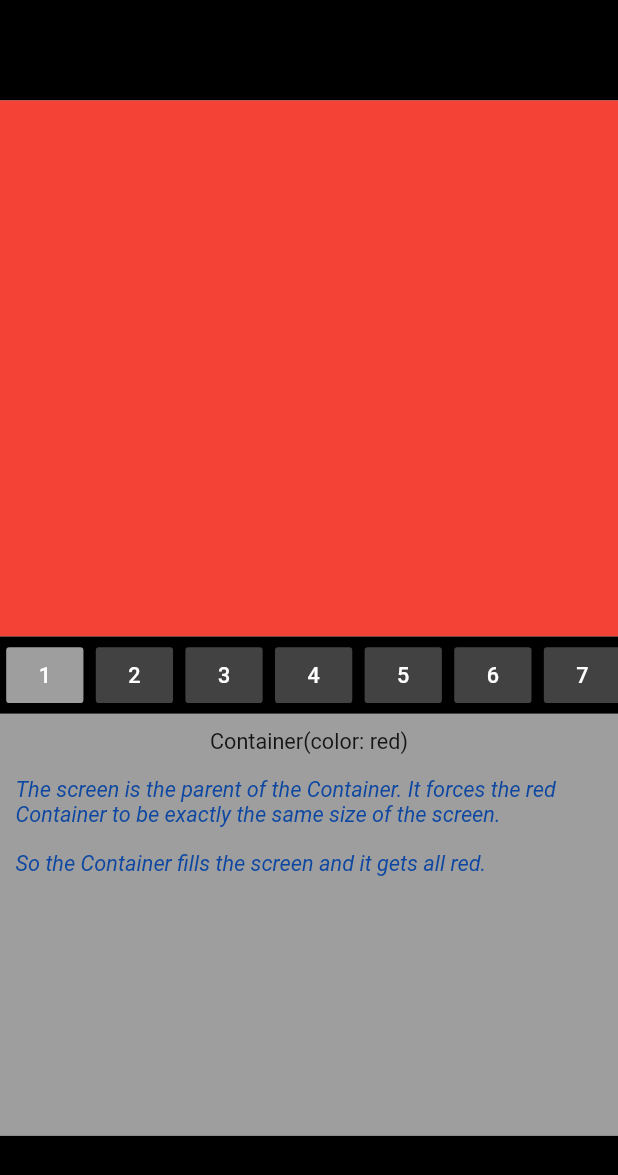
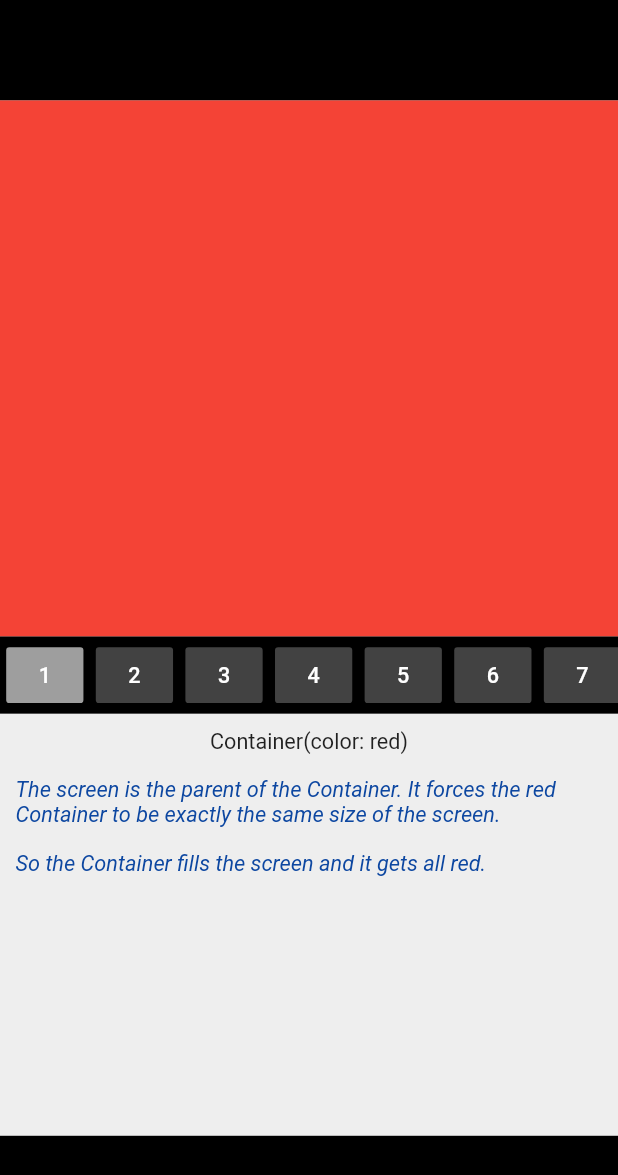
Before and after one commit to marcglasberg/flutter_layout_article, a Flutter app: the screen it shows after launch, on a phone screen of 412 x 824 dp. Shown: the top 1175 px of the screen. Run offline on Flutter 3.47's test engine with Material 2 defaults, Android fonts, the phone set to English and light mode, and no system bars.

Commit message:
Fixed background color for increase readability
Changed background color from Colors.grey to Colors.grey[200] for improved readability

```diff
--- a/lib/main.dart
+++ b/lib/main.dart
@@ -145,7 +145,7 @@ class _FlutterLayoutArticleState extends State<FlutterLayoutArticle> {
                               )),
                         ),
                         height: 273,
-                        color: Colors.grey),
+                        color: Colors.grey[200]),
                   ],
                 ),
               ),
```
